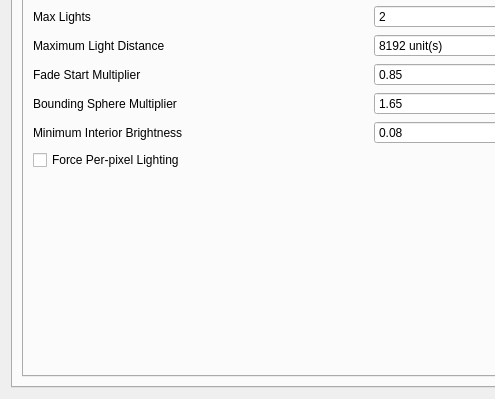
This is apps/launcher/ui/settingspage.ui in sunhawken/openmw as Qt 5 draws it before an edit; both pictures show x 0 to 495 and y 104 to 503 of the 741 by 503 pixel window. The edited form follows.
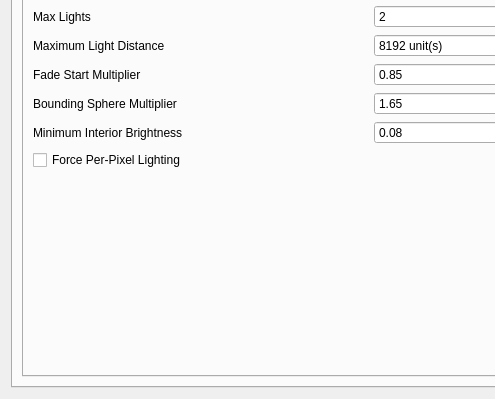
This is the edited form. The open tabs and pages were chosen to show the change.

Diff of the .ui file:
```diff
--- a/apps/launcher/ui/settingspage.ui
+++ b/apps/launcher/ui/settingspage.ui
@@ -1118,7 +1118,7 @@
                   <string>&lt;html&gt;&lt;head/&gt;&lt;body&gt;&lt;p&gt;Force the use of per pixel lighting. By default, only bump and normal mapped objects use per-pixel lighting. Only affects objects drawn with shaders. Enabling per-pixel lighting results in visual differences to the original MW engine as certain lights in Morrowind rely on vertex lighting to look as intended. Note that groundcover shaders and particle effects ignore this setting.&lt;/p&gt;&lt;/body&gt;&lt;/html&gt;</string>
                  </property>
                  <property name="text">
-                  <string>Force Per-pixel Lighting</string>
+                  <string>Force Per-Pixel Lighting</string>
                  </property>
                 </widget>
                </item>
```
